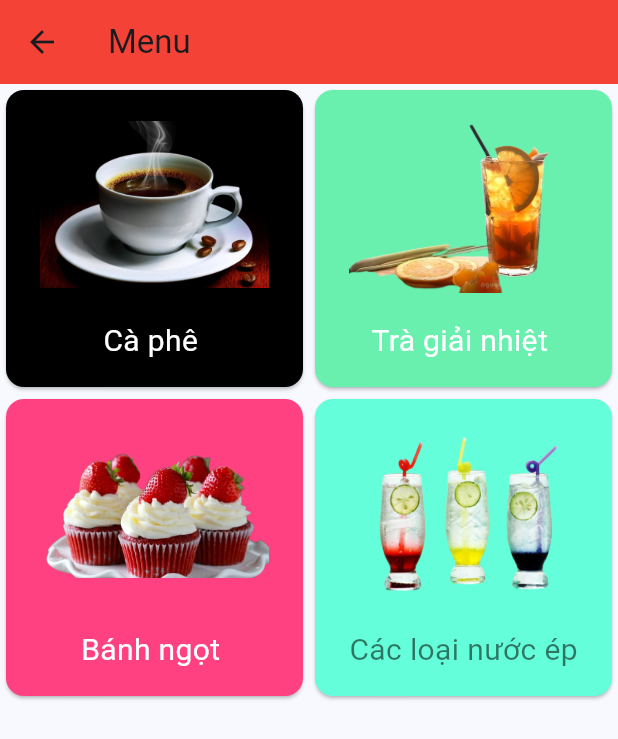
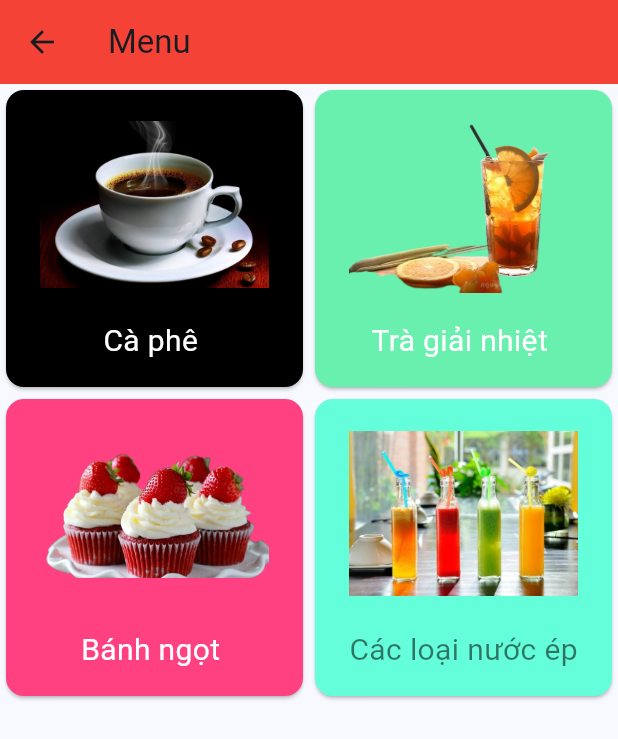
Before and after one commit to QuocLammm/Android, a Flutter app: the DSDrink screen opened directly, on a phone screen of 412 x 824 dp. Shown: the top 739 px of the screen. Run offline on Flutter 3.47's test engine with Material 3 defaults, Android fonts, the phone set to English and light mode, and no system bars; our stand-ins replace animated_bottom_navigation_bar, badges, cloud_firestore, firebase_auth, firebase_core, flutter_rating_bar and 2 more; accounts and stored records are empty.

```diff
--- a/btl/lib/bai_tap_lon/drink/drink.dart
+++ b/btl/lib/bai_tap_lon/drink/drink.dart
@@ -102,7 +102,7 @@ class DSDrink extends StatelessWidget {
                   Expanded(
                     child: AspectRatio(
                       aspectRatio: 1,
-                      child: Image.asset("asset/images/soda.png"),
+                      child: Image.asset("asset/images/ep.png"),
                     ),
                   ),
                   Padding(
--- a/btl/pubspec.yaml
+++ b/btl/pubspec.yaml
@@ -90,7 +90,7 @@ flutter:
   - asset/images/hinh-anh-ly-ca-phe.jpg
   - asset/images/tdao.png
   - asset/images/banh_ngot.png
-  - asset/images/soda.png
+  - asset/images/ep.png
   - asset/images/1.jpg
   - asset/images/lam.jpg
 
```
Also changed, not shown: btl/asset/images/ep.png (added).
